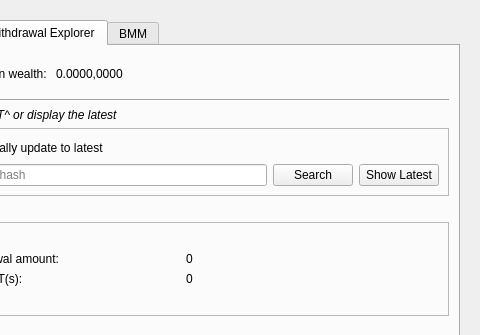
Above: src/qt/forms/sidechainpage.ui from skydogenet/sidechains before the change; both pictures show x 114 to 594 and y 0 to 335 of the 594 by 544 pixel window. Below: the same form after it.
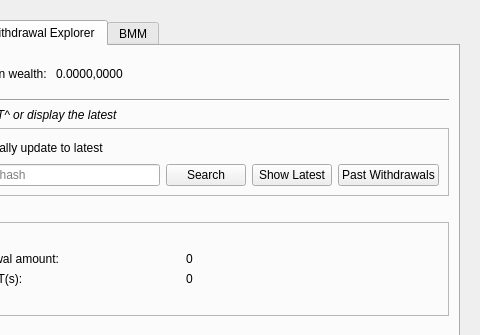
That is the form after the change. The open tabs and pages were chosen to show the change. Icons and pictures are not drawn. Custom widgets are drawn as their Qt base class.

```diff
--- a/src/qt/forms/sidechainpage.ui
+++ b/src/qt/forms/sidechainpage.ui
@@ -727,6 +727,13 @@
                 </property>
                </widget>
               </item>
+              <item row="1" column="3">
+               <widget class="QPushButton" name="pushButtonShowPastWTPrimes">
+                <property name="text">
+                 <string>Past Withdrawals</string>
+                </property>
+               </widget>
+              </item>
              </layout>
             </widget>
            </item>
```
